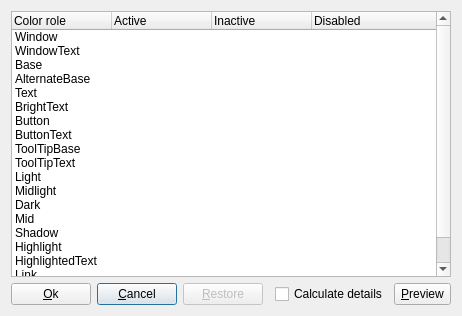
The window that paletteeditor.ui (qmc2/qmc2-mame-fe) describes before a commit, drawn with Qt 5.
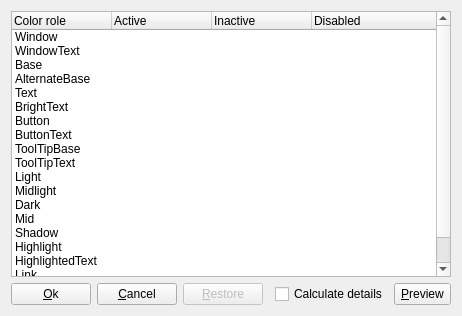
The same window after the commit. Icons and pictures are not drawn.

```diff
--- a/paletteeditor.ui
+++ b/paletteeditor.ui
@@ -243,6 +243,9 @@
       <iconset resource="qmc2.qrc">
        <normaloff>:/data/img/no.png</normaloff>:/data/img/no.png</iconset>
      </property>
+     <property name="autoDefault">
+      <bool>false</bool>
+     </property>
     </widget>
    </item>
    <item row="1" column="2">
```
